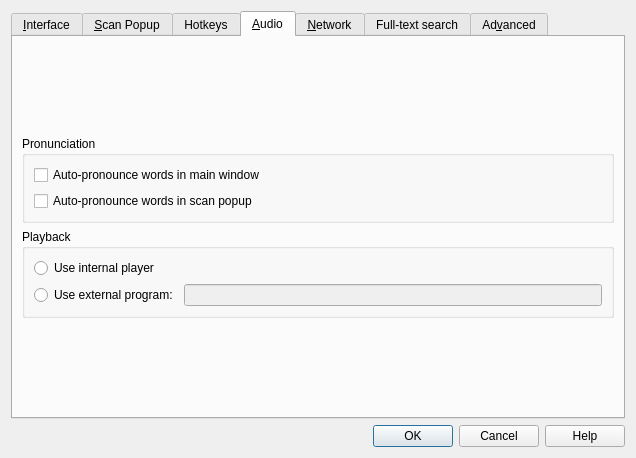
Above: preferences.ui from goldendict/goldendict before the change. Below: the same form after it.
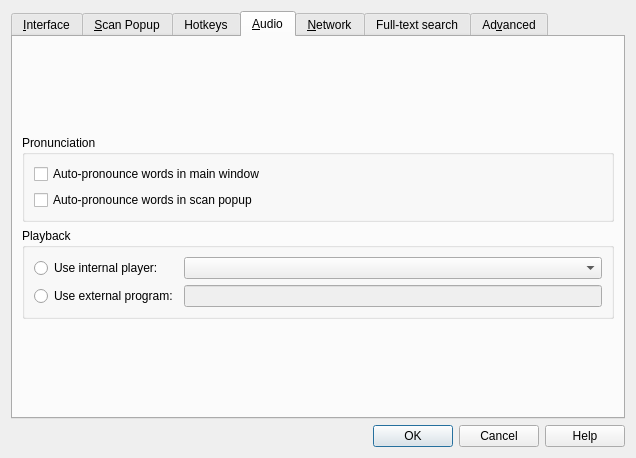
That is the form after the change. The open tabs and pages were chosen to show the change. Icons and pictures are not drawn. Custom widgets are drawn as their Qt base class.

Commit message: Add QMediaPlayer internal player back end (Qt5 only)

Patch:
```diff
--- a/preferences.ui
+++ b/preferences.ui
@@ -902,20 +902,25 @@
          <property name="title">
           <string>Playback</string>
          </property>
-         <layout class="QVBoxLayout" name="verticalLayout_16">
-          <item>
+         <layout class="QGridLayout" name="gridLayout_audioPlayer">
+          <item row="0" column="0">
            <widget class="QRadioButton" name="useInternalPlayer">
             <property name="toolTip">
              <string>Play audio files via FFmpeg(libav) and libao</string>
             </property>
             <property name="text">
-             <string>Use internal player</string>
+             <string>Use internal player:</string>
             </property>
            </widget>
           </item>
-          <item>
-           <layout class="QHBoxLayout" name="horizontalLayout_12">
-            <item>
+          <item row="0" column="1">
+           <widget class="QComboBox" name="internalPlayerBackend">
+            <property name="toolTip">
+             <string>Choose audio back end</string>
+            </property>
+           </widget>
+          </item>
+          <item row="1" column="0">
              <widget class="QRadioButton" name="useExternalPlayer">
               <property name="toolTip">
                <string>Use any external program to play audio files</string>
@@ -925,14 +930,15 @@
               </property>
              </widget>
             </item>
-            <item>
+          <item row="1" column="1">
              <widget class="QLineEdit" name="audioPlaybackProgram">
               <property name="enabled">
                <bool>false</bool>
               </property>
-             </widget>
-            </item>
-           </layout>
+            <property name="toolTip">
+             <string>Enter audio player command line</string>
+            </property>
+           </widget>
           </item>
          </layout>
         </widget>
```
Left out of the diff: 2 changed lines with no effect on the pictures. Lines whose indentation alone changed are shown as unchanged. The commit also changes 12 other files.
